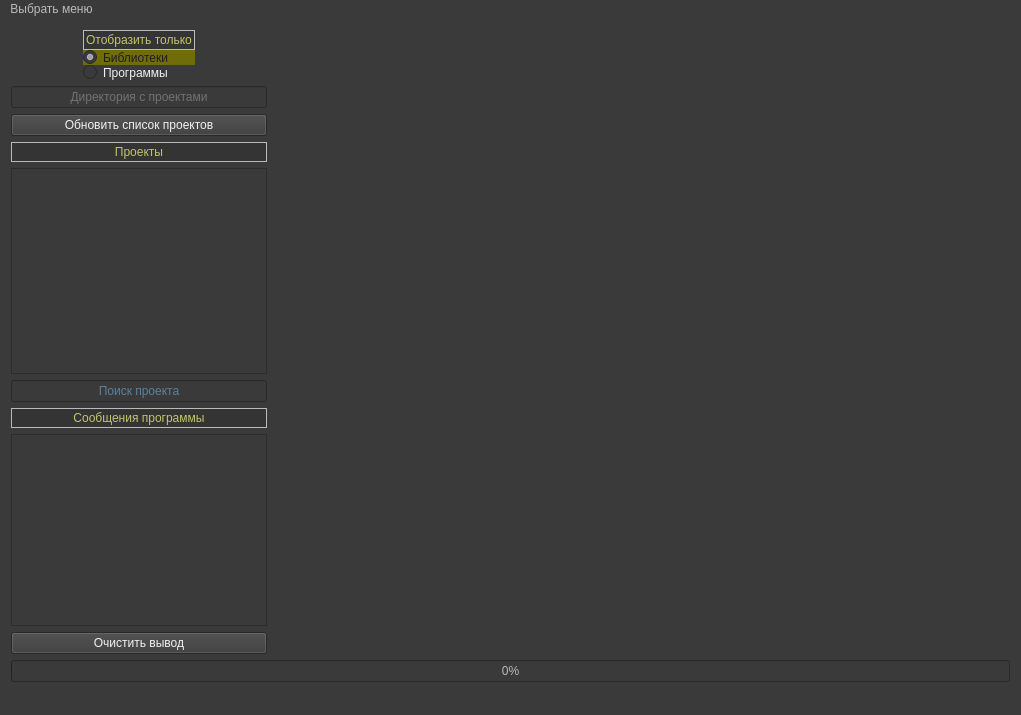
The window that src/gui/mainwindow.ui (VinTRiZz/ProjectUtility) describes before a commit, drawn with Qt 5.
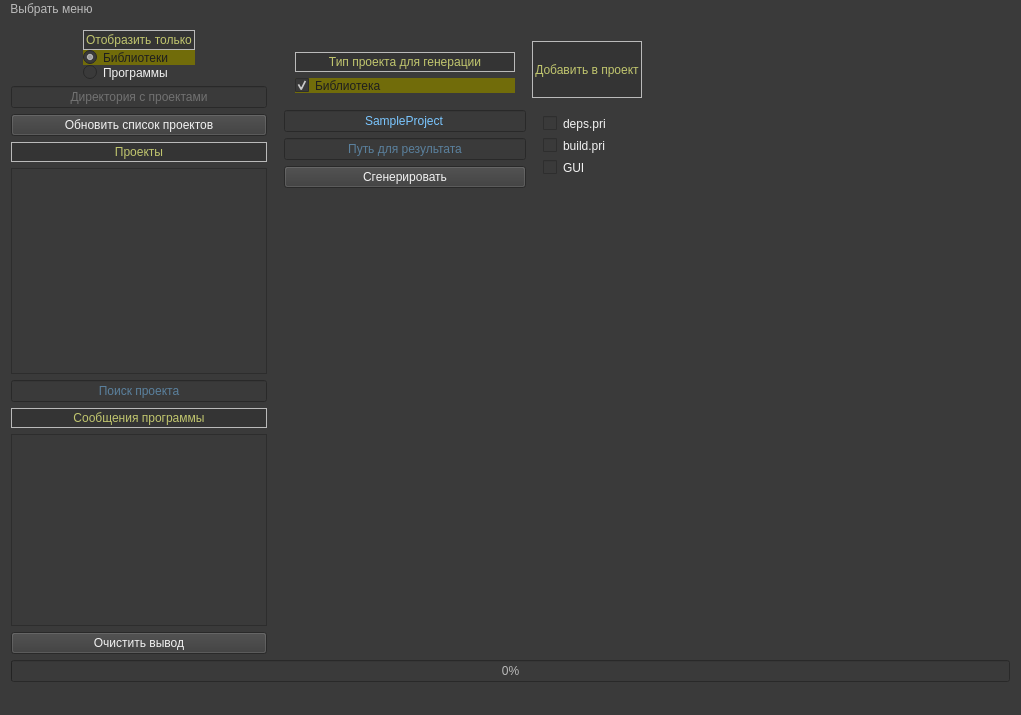
The same window after the commit. The open tabs and pages were chosen to show the change.

The edit to the form file:
```diff
--- a/src/gui/mainwindow.ui
+++ b/src/gui/mainwindow.ui
@@ -1099,7 +1099,137 @@
         </item>
        </layout>
       </widget>
-      <widget class="QWidget" name="templateCreate_page"/>
+      <widget class="QWidget" name="templateCreate_page">
+       <layout class="QGridLayout" name="gridLayout_6">
+        <item row="0" column="0">
+         <layout class="QGridLayout" name="gridLayout_5">
+          <item row="0" column="0" rowspan="2">
+           <layout class="QVBoxLayout" name="verticalLayout_17">
+            <item>
+             <widget class="QWidget" name="widget_7" native="true">
+              <layout class="QVBoxLayout" name="verticalLayout_16">
+               <item>
+                <widget class="QLabel" name="label_13">
+                 <property name="text">
+                  <string>Тип проекта для генерации</string>
+                 </property>
+                 <property name="alignment">
+                  <set>Qt::AlignCenter</set>
+                 </property>
+                </widget>
+               </item>
+               <item>
+                <widget class="QCheckBox" name="generateLib_checkBox">
+                 <property name="text">
+                  <string>Библиотека</string>
+                 </property>
+                 <property name="checked">
+                  <bool>true</bool>
+                 </property>
+                </widget>
+               </item>
+              </layout>
+             </widget>
+            </item>
+            <item>
+             <widget class="QLineEdit" name="projectName_lineEdit">
+              <property name="text">
+               <string>SampleProject</string>
+              </property>
+              <property name="alignment">
+               <set>Qt::AlignCenter</set>
+              </property>
+              <property name="placeholderText">
+               <string>Название проекта</string>
+              </property>
+             </widget>
+            </item>
+            <item>
+             <widget class="QLineEdit" name="projectPath_lineEdit">
+              <property name="alignment">
+               <set>Qt::AlignCenter</set>
+              </property>
+              <property name="placeholderText">
+               <string>Путь для результата</string>
+              </property>
+             </widget>
+            </item>
+           </layout>
+          </item>
+          <item row="0" column="1" colspan="2">
+           <widget class="QLabel" name="label_14">
+            <property name="text">
+             <string>Добавить в проект</string>
+            </property>
+            <property name="alignment">
+             <set>Qt::AlignCenter</set>
+            </property>
+           </widget>
+          </item>
+          <item row="2" column="0">
+           <widget class="QPushButton" name="generateProject_pushButton">
+            <property name="text">
+             <string>Сгенерировать</string>
+            </property>
+           </widget>
+          </item>
+          <item row="1" column="1" rowspan="2" colspan="2">
+           <widget class="QWidget" name="widget_8" native="true">
+            <layout class="QVBoxLayout" name="verticalLayout_18">
+             <item>
+              <widget class="QCheckBox" name="hasDeps_checkBox">
+               <property name="text">
+                <string>deps.pri</string>
+               </property>
+              </widget>
+             </item>
+             <item>
+              <widget class="QCheckBox" name="hasBuildPri_checkBox">
+               <property name="text">
+                <string>build.pri</string>
+               </property>
+              </widget>
+             </item>
+             <item>
+              <widget class="QCheckBox" name="hasGui_checkBox">
+               <property name="text">
+                <string>GUI</string>
+               </property>
+              </widget>
+             </item>
+            </layout>
+           </widget>
+          </item>
+         </layout>
+        </item>
+        <item row="0" column="1">
+         <spacer name="horizontalSpacer_4">
+          <property name="orientation">
+           <enum>Qt::Horizontal</enum>
+          </property>
+          <property name="sizeHint" stdset="0">
+           <size>
+            <width>354</width>
+            <height>20</height>
+           </size>
+          </property>
+         </spacer>
+        </item>
+        <item row="1" column="0">
+         <spacer name="verticalSpacer_5">
+          <property name="orientation">
+           <enum>Qt::Vertical</enum>
+          </property>
+          <property name="sizeHint" stdset="0">
+           <size>
+            <width>20</width>
+            <height>393</height>
+           </size>
+          </property>
+         </spacer>
+        </item>
+       </layout>
+      </widget>
       <widget class="QWidget" name="settings_page">
        <layout class="QGridLayout" name="gridLayout_3">
         <item row="0" column="0" colspan="2">
```
Left out of the diff: 14 changed lines with no effect on the pictures.
